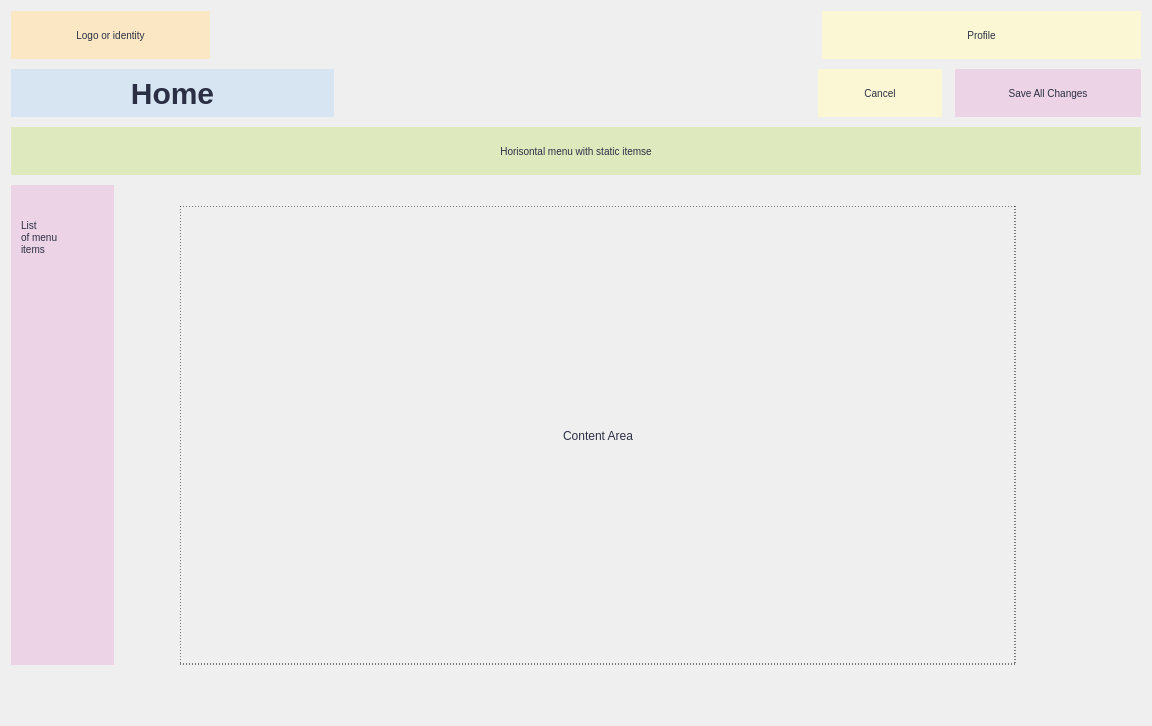
The window that client/screens/home.ui (kleroop/TechCourse_2022_12) describes before a commit, drawn with Qt 5.
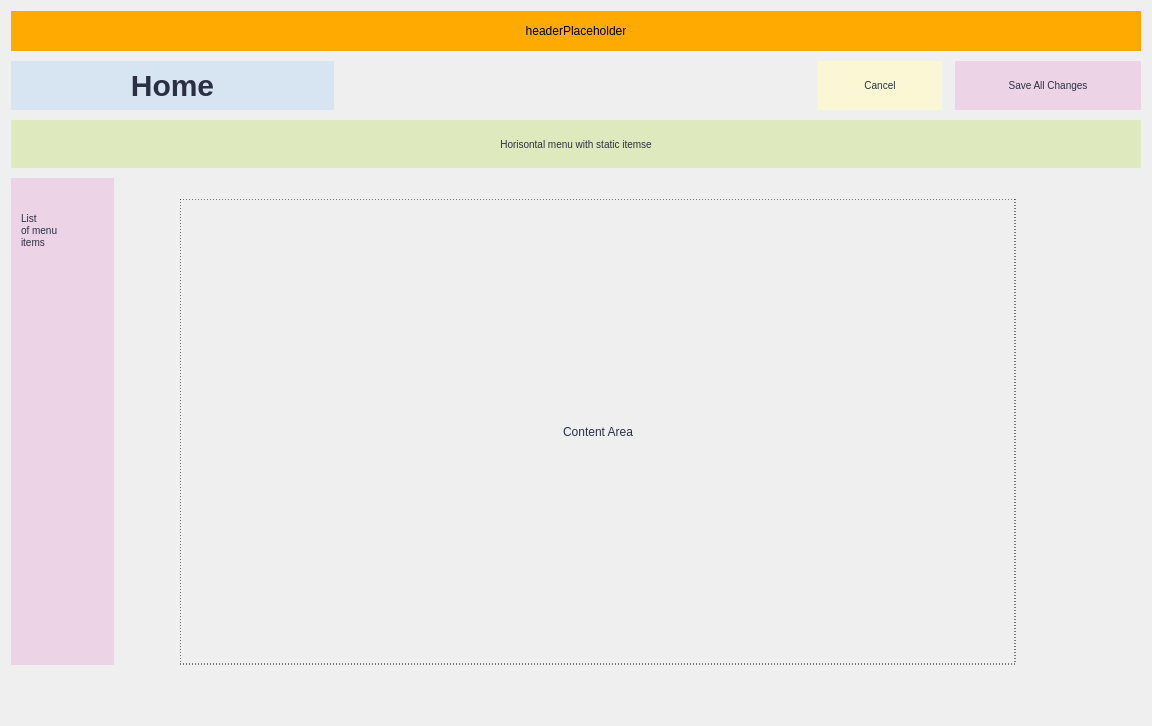
The same window after the commit.

Commit message: profile in header in home

```diff
--- a/client/screens/home.ui
+++ b/client/screens/home.ui
@@ -15,7 +15,7 @@
   </property>
   <layout class="QGridLayout" name="gridLayout">
    <item row="0" column="0">
-    <layout class="QVBoxLayout" name="rootLayout" stretch="1,1,1,10">
+    <layout class="QVBoxLayout" name="rootLayout" stretch="0,1,1,10">
      <property name="spacing">
       <number>10</number>
      </property>
@@ -26,76 +26,59 @@
       <number>50</number>
      </property>
      <item>
-      <layout class="QHBoxLayout" name="headerLayout" stretch="105,323,0">
-       <property name="spacing">
-        <number>0</number>
-       </property>
-       <item>
-        <widget class="QLabel" name="logo">
-         <property name="styleSheet">
-          <string notr="true">background:  #FBE7C4;
-color:  #2B2F43;
-font-size: 10px;
-font-weight:  400;
-text-align: center;
-</string>
-         </property>
-         <property name="text">
-          <string>Logo or identity</string>
-         </property>
-         <property name="alignment">
-          <set>Qt::AlignCenter</set>
-         </property>
-        </widget>
-       </item>
-       <item>
-        <spacer name="horizontalSpacer">
-         <property name="orientation">
-          <enum>Qt::Horizontal</enum>
-         </property>
-         <property name="sizeHint" stdset="0">
-          <size>
-           <width>40</width>
-           <height>20</height>
-          </size>
-         </property>
-        </spacer>
-       </item>
-       <item>
-        <layout class="QHBoxLayout" name="userProfileLayout">
-         <item>
-          <widget class="QLabel" name="profile">
+      <widget class="QFrame" name="headerFrame">
            <property name="sizePolicy">
-            <sizepolicy hsizetype="Minimum" vsizetype="Minimum">
+        <sizepolicy hsizetype="Minimum" vsizetype="Maximum">
              <horstretch>0</horstretch>
              <verstretch>0</verstretch>
             </sizepolicy>
            </property>
            <property name="minimumSize">
             <size>
-             <width>319</width>
+         <width>0</width>
              <height>0</height>
             </size>
            </property>
+       <layout class="QHBoxLayout" name="headerLayout" stretch="0">
+        <property name="spacing">
+         <number>0</number>
+        </property>
+        <property name="leftMargin">
+         <number>0</number>
+        </property>
+        <property name="topMargin">
+         <number>0</number>
+        </property>
+        <property name="rightMargin">
+         <number>0</number>
+        </property>
+        <property name="bottomMargin">
+         <number>0</number>
+        </property>
+        <item>
+         <widget class="QLabel" name="headerPlaceholder">
+          <property name="minimumSize">
+           <size>
+            <width>0</width>
+            <height>40</height>
+           </size>
+          </property>
            <property name="styleSheet">
-            <string notr="true">background:  #FBF7D5;
-color:  #2B2F43;
-font-size: 10px;
-font-weight:  400;
-text-align: center;
-</string>
+           <string notr="true">background-color: rgb(255, 170, 0);</string>
            </property>
            <property name="text">
-            <string>Profile</string>
+           <string>headerPlaceholder</string>
            </property>
            <property name="alignment">
             <set>Qt::AlignCenter</set>
            </property>
+          <property name="margin">
+           <number>0</number>
+          </property>
           </widget>
          </item>
         </layout>
-       </item>
-      </layout>
+      </widget>
      </item>
      <item>
       <layout class="QHBoxLayout" name="CTALayout" stretch="2,3,2">
```
Lines whose indentation alone changed are shown as unchanged. The commit also changes 10 other files.
